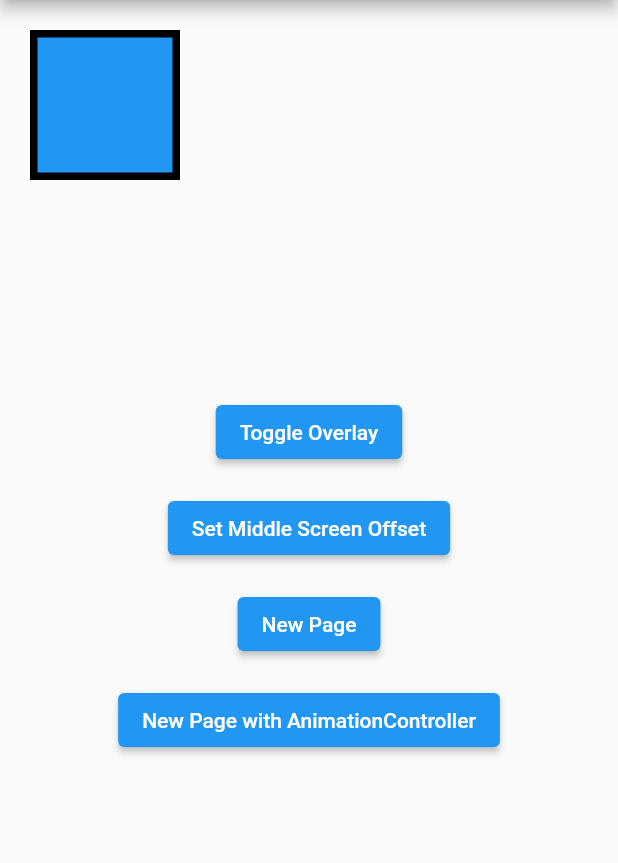
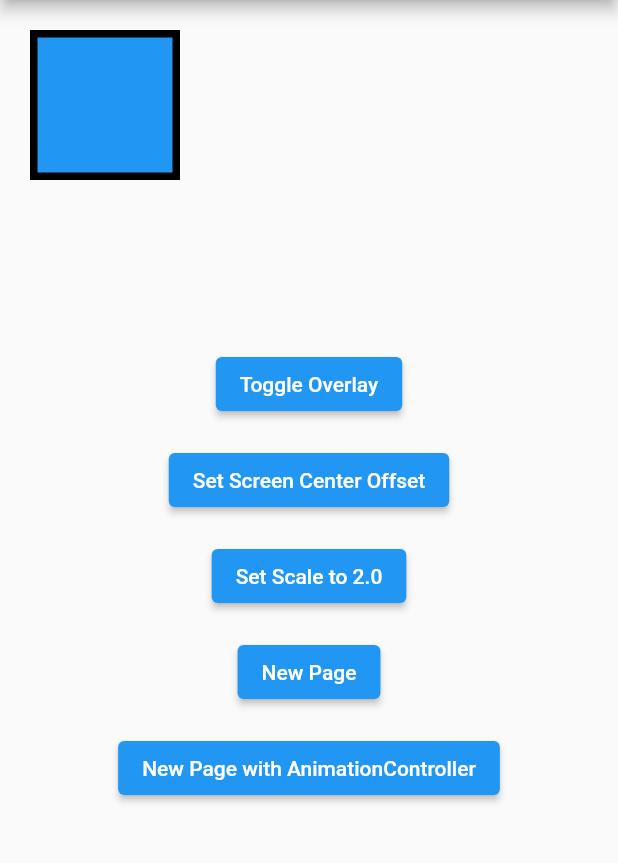
Before and after one commit to FMorschel/floating_overlay, a Flutter app: the screen it shows after launch, after a tap on "Toggle Overlay", on a phone screen of 412 x 824 dp, the part 84-947 px from its top. Run offline on Flutter 3.47's test engine with Material 2 defaults, Android fonts, the phone set to English and light mode, and no system bars; our stand-ins replace bloc, equatable.

```diff
--- a/example/lib/main.dart
+++ b/example/lib/main.dart
@@ -78,7 +78,7 @@ class HomePage extends StatelessWidget {
                 },
               ),
               CustomButton(
-                title: 'Set Middle Screen Offset',
+                title: 'Set Screen Center Offset',
                 onPressed: () {
                   final size = MediaQuery.of(context).size;
                   final rect = Rect.fromPoints(
@@ -86,6 +86,12 @@ class HomePage extends StatelessWidget {
                     Offset(size.width, size.height),
                   );
                   controller.offset = rect.center;
+                },
+              ),
+              CustomButton(
+                title: 'Set Scale to 2.0',
+                onPressed: () {
+                  controller.scale = 2.0;
                 },
               ),
               CustomButton(
--- a/lib/src/floating_overlay.dart
+++ b/lib/src/floating_overlay.dart
@@ -1,6 +1,7 @@
 import 'package:flutter/material.dart';
 import 'package:bloc/bloc.dart';
 import 'package:logging/logging.dart';
+import 'package:equatable/equatable.dart';
 
 part 'floating_overlay_controller.dart';
 part 'floating_overlay_cursor.dart';
--- a/lib/src/floating_overlay_controller.dart
+++ b/lib/src/floating_overlay_controller.dart
@@ -115,7 +115,7 @@ class FloatingOverlayController extends Cubit<FloatingOverlayData> {
     _overlay = Overlay.of(context);
     _createInvisibleChild(_startChildSize);
     _scale.init(floatingLimits!);
-    _offset.set(_offset.state, state.childRect.size);
+    _offset.setGlobal(_offset.state, state);
   }
 
   void _dispose() {
@@ -159,8 +159,29 @@ class FloatingOverlayController extends Cubit<FloatingOverlayData> {
     return box.size;
   }
 
+  /// Returns the current offset of the floating widget.
+  ///
+  /// If you are using the setter and looking for the same result, use the
+  /// [stream] getter which gives a [FloatingOverlayData] and will update when
+  /// the controller ends processing.
+  Offset get offset => state.position;
+
   /// Update the offset of the floating widget.
-  set offset(Offset global) => _offset.setGlobal(global, state);
+  set offset(Offset global) {
+    _offset.setGlobal(global, state);
+  }
+
+  /// Returns the current scale of the floating widget.
+  ///
+  /// If you are using the setter and looking for the same result, use the
+  /// [stream] getter which gives a [FloatingOverlayData] and will update when
+  /// the controller ends processing.
+  double get scale => state.scale;
+
+  /// Update the scale of the floating widget.
+  set scale(double scale) {
+    _scale.onUpdate(scale, state);
+  }
 
   /// Returns the constrained `Rect` in which the widget can float.
   ///
@@ -193,13 +214,13 @@ class FloatingOverlayController extends Cubit<FloatingOverlayData> {
     _logger.info('Showing entry');
     _entry = OverlayEntry(
       builder: (context) {
-        return _entryWidget;
+        return _entryProcesWidgets;
       },
     );
     _overlay?.insert(_entry!);
   }
 
-  Widget get _entryWidget {
+  Widget get _entryProcesWidgets {
     return _Reposition(
       offsetController: _offset,
       child: Stack(
@@ -255,15 +276,6 @@ class FloatingOverlayController extends Cubit<FloatingOverlayData> {
   }
 
   Widget get gestureDetector {
-    WidgetsBinding.instance?.addPostFrameCallback(
-      (_) => emit(
-        state.copyWith(
-          position: _offset.state,
-          childSize: _childSize,
-          scale: _scale.state,
-        ),
-      ),
-    );
     return GestureDetector(
       onScaleStart: (details) {
         _scale.onStart();
--- a/lib/src/floating_overlay_data.dart
+++ b/lib/src/floating_overlay_data.dart
@@ -1,7 +1,7 @@
 part of 'floating_overlay.dart';
 
-class FloatingOverlayData {
-  FloatingOverlayData({
+class FloatingOverlayData extends Equatable {
+  const FloatingOverlayData({
     required this.childSize,
     required this.scale,
     required this.position,
@@ -35,4 +35,7 @@ class FloatingOverlayData {
       scale: scale ?? this.scale,
     );
   }
+
+  @override
+  List<Object?> get props => [childSize, scale, position];
 }
--- a/lib/src/floating_overlay_offset.dart
+++ b/lib/src/floating_overlay_offset.dart
@@ -17,6 +17,7 @@ class _FloatingOverlayOffset extends Cubit<Offset> {
   Offset _startOffset;
   Rect? floatingLimits;
 
+  /// Initiates this instance by processing the floating limits given.
   void init(Rect limits, Size screenSize) {
     if (_constrained) {
       floatingLimits = Rect.fromLTRB(
@@ -37,11 +38,7 @@ class _FloatingOverlayOffset extends Cubit<Offset> {
     }
   }
 
-  void set(Offset offset, Size childSize) {
-    emit(_validValue(offset, childSize));
-    onEnd();
-  }
-
+  /// Sets the current offset to be the given, clamped to the constraints.
   void setGlobal(Offset newOffset, FloatingOverlayData data) {
     emit(_validValue(newOffset, data.childRect.size));
     onEnd();
@@ -51,6 +48,8 @@ class _FloatingOverlayOffset extends Cubit<Offset> {
 
   void onEnd() => _previousOffset = state;
 
+  /// Porcess the offset considering the received position and the current and
+  /// previous size of the floating child.
   void onUpdate(
     Offset newOffset,
     FloatingOverlayData data,
@@ -61,6 +60,9 @@ class _FloatingOverlayOffset extends Cubit<Offset> {
     onUpdateDelta(delta, data.childRect.size);
   }
 
+  /// Returns half the difference between the previous scale and the current
+  /// one, so that the scaling with fingers can occur evenly and from the
+  /// center.
   Offset _scaleOffset(FloatingOverlayData data, double previousScale) {
     final previousSize = data.copyWith(scale: previousScale).childRect.size;
     final currentSize = data.childRect.size;
@@ -71,11 +73,14 @@ class _FloatingOverlayOffset extends Cubit<Offset> {
     return Offset(difference.width / 2, difference.height / 2);
   }
 
+  /// Updates the offset by the given Offset delta.
   void onUpdateDelta(Offset delta, Size size) {
     final offset = (_previousOffset + delta);
     emit(_validValue(offset, size));
   }
 
+  /// Returns if the given offset is valid and returns it clamped inside the
+  /// constraints.
   Offset _validValue(Offset offset, Size childSize) {
     double? dx;
     double? dy;
--- a/lib/src/floating_overlay_scale.dart
+++ b/lib/src/floating_overlay_scale.dart
@@ -34,6 +34,8 @@ class _FloatingOverlayScale extends Cubit<double> {
 
   void onStart() => _previousScale = state;
 
+  /// This receives the Offset delta and processes that as to scale that amout
+  /// of pixels to the widget.
   void onUpdateDelta(Offset delta, FloatingOverlayData data) {
     final changed = Size(delta.dx, delta.dy);
     final newSize = Size(
@@ -43,6 +45,8 @@ class _FloatingOverlayScale extends Cubit<double> {
     onUpdate(newSize.div(data.childRect.size), data);
   }
 
+  /// This receives the new scale and processes if the scale needs to be
+  /// clamped.
   void onUpdate(double scale, FloatingOverlayData data) {
     final childSize = data.childSize;
     final minSize = _minSize ?? (childSize * (_minScale ?? 1.0));
--- a/pubspec.yaml
+++ b/pubspec.yaml
@@ -12,7 +12,7 @@ environment:
 dependencies:
   bloc: ">=7.2.1 < 9.0.0"
   logging: ">=1.0.2 < 2.0.0"
-  vector_math: ">=2.1.0 < 3.0.0"
+  equatable: ">=2.0.3 < 3.0.0"
   flutter:
     sdk: flutter
 
```
Also changed, not shown: lib/src/cursor_resizing.dart (+3 -9 lines), lib/src/floating_overlay_cursor.dart (+17 -5 lines), example/pubspec.lock, pubspec.lock.
